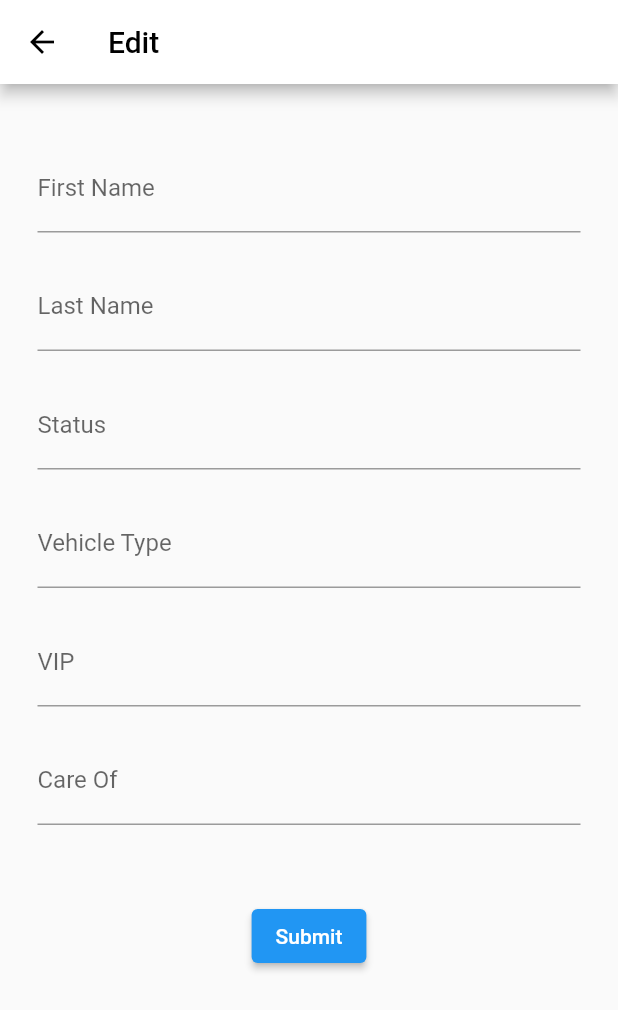
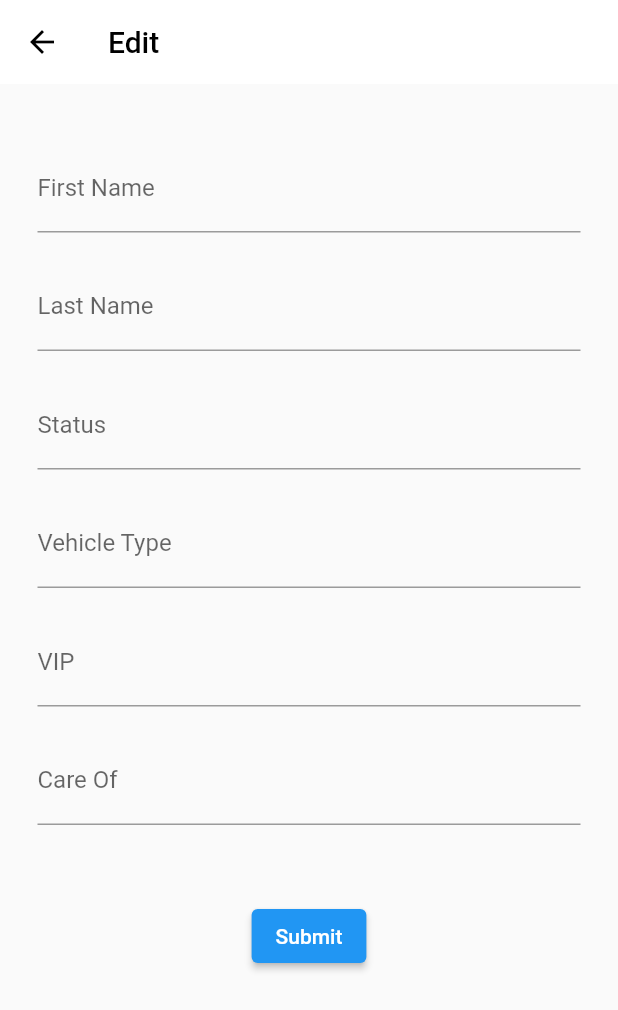
Before and after one commit to rilonmaharjan/FlutterxGoogleSheet, a Flutter app: the EditManifest screen opened directly with empty values, on a phone screen of 412 x 824 dp. Shown: the top 1010 px of the screen. Run offline on Flutter 3.47's test engine with Material 2 defaults, Android fonts, the phone set to English and light mode, and no system bars; our stand-ins replace cloud_firestore, firebase_core, get; accounts and stored records are empty.

Commit message:
[modified]

```diff
--- a/lib/view/act_view.dart
+++ b/lib/view/act_view.dart
@@ -53,6 +53,7 @@ class _ActivityViewState extends State<ActivityView> {
         title: const Text("Activity List", style: TextStyle(color: Colors.black),),
         iconTheme: const IconThemeData(color: Colors.black),
         backgroundColor: Colors.white,
+        elevation: 0.0,
       ),
       body: SingleChildScrollView(
         child: items.isEmpty ? SizedBox(
--- a/lib/view/arrival_view.dart
+++ b/lib/view/arrival_view.dart
@@ -52,6 +52,7 @@ class _ArrivalViewState extends State<ArrivalView> {
         title: const Text("Arrival List", style: TextStyle(color: Colors.black),),
         iconTheme: const IconThemeData(color: Colors.black),
         backgroundColor: Colors.white,
+        elevation: 0.0,
       ),
       body: widget.url == "" || widget.url == null
       ? SizedBox(
--- a/lib/view/care_of.dart
+++ b/lib/view/care_of.dart
@@ -56,6 +56,7 @@ class _CareOfState extends State<CareOf> {
         ),
         iconTheme: const IconThemeData(color: Colors.black),
         backgroundColor: Colors.white,
+        elevation: 0.0,
       ),
       body: widget.url == "" || widget.url == null
       ? SizedBox(
--- a/lib/view/dep_view.dart
+++ b/lib/view/dep_view.dart
@@ -53,6 +53,7 @@ class _DepartureViewState extends State<DepartureView> {
         title: const Text("Departure List", style: TextStyle(color: Colors.black),),
         iconTheme: const IconThemeData(color: Colors.black),
         backgroundColor: Colors.white,
+        elevation: 0.0,
       ),
       body: widget.url == "" || widget.url == null
       ? SizedBox(
--- a/lib/view/edit_manifest.dart
+++ b/lib/view/edit_manifest.dart
@@ -50,6 +50,7 @@ class _EditManifestState extends State<EditManifest> {
         title: const Text("Edit", style: TextStyle(color: Colors.black),),
         iconTheme: const IconThemeData(color: Colors.black),
         backgroundColor: Colors.white,
+        elevation: 0.0,
       ),
       body: SingleChildScrollView(
         child: Padding(
@@ -92,6 +93,7 @@ class _EditManifestState extends State<EditManifest> {
             ),
             TextFormField(
               controller: careOfController,
+              keyboardType: TextInputType.number,
               decoration: const InputDecoration(labelText: 'Care Of'),
             ),
             const SizedBox(
```
